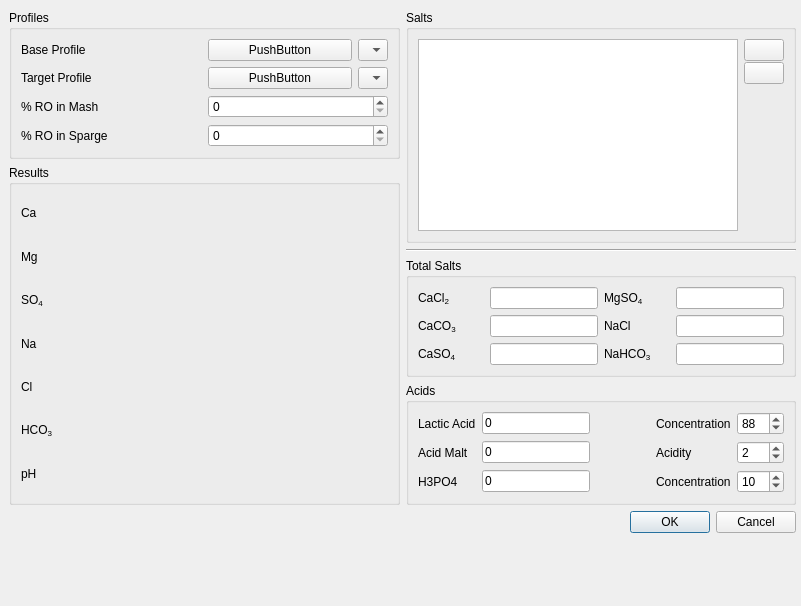
Before: the Qt Designer form ui/waterDialog.ui in Brewtarget/brewtarget, drawn with Qt 5.
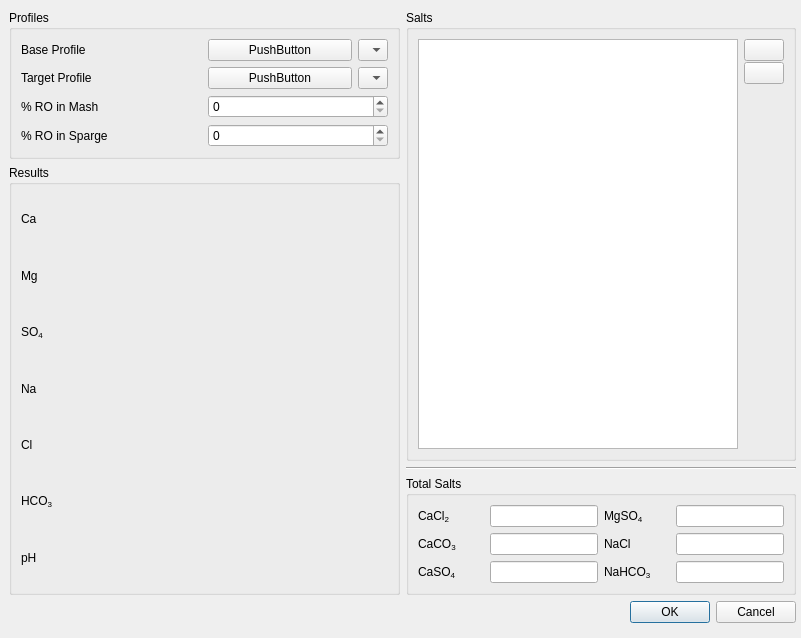
After: the same form once the commit is applied. Icons and pictures are not drawn. Custom widgets are drawn as their Qt base class.

Commit message: Salt table changes for acids

```diff
--- a/ui/waterDialog.ui
+++ b/ui/waterDialog.ui
@@ -7,7 +7,7 @@
     <x>0</x>
     <y>0</y>
     <width>801</width>
-    <height>606</height>
+    <height>638</height>
    </rect>
   </property>
   <property name="sizePolicy">
@@ -749,144 +749,7 @@
          </widget>
         </item>
         <item>
-         <layout class="QVBoxLayout" name="verticalLayout_2">
-          <item>
-           <widget class="QGroupBox" name="groupBox_lactic">
-            <property name="title">
-             <string>Acids</string>
-            </property>
-            <layout class="QGridLayout" name="gridLayout_3">
-             <item row="0" column="1">
-              <widget class="BtVolumeEdit" name="lineEdit_lacticAmount">
-               <property name="text">
-                <string>0</string>
-               </property>
-               <property name="editField" stdset="0">
-                <string>lacid_amt</string>
-               </property>
-              </widget>
-             </item>
-             <item row="0" column="3">
-              <widget class="QLabel" name="label_lacticConcentration">
-               <property name="text">
-                <string>Concentration</string>
-               </property>
-              </widget>
-             </item>
-             <item row="0" column="0">
-              <widget class="BtVolumeLabel" name="label_lacticAmount">
-               <property name="contextMenuPolicy">
-                <enum>Qt::CustomContextMenu</enum>
-               </property>
-               <property name="text">
-                <string>Lactic Acid</string>
-               </property>
-               <property name="buddy">
-                <cstring>lineEdit_lacticAmount</cstring>
-               </property>
-              </widget>
-             </item>
-             <item row="0" column="4">
-              <widget class="QSpinBox" name="spinBox_lacticConcentration">
-               <property name="maximum">
-                <number>100</number>
-               </property>
-               <property name="value">
-                <number>88</number>
-               </property>
-              </widget>
-             </item>
-             <item row="0" column="2">
-              <spacer name="horizontalSpacer">
-               <property name="orientation">
-                <enum>Qt::Horizontal</enum>
-               </property>
-               <property name="sizeHint" stdset="0">
-                <size>
-                 <width>40</width>
-                 <height>20</height>
-                </size>
-               </property>
-              </spacer>
-             </item>
-             <item row="3" column="3">
-              <widget class="QLabel" name="label_acidity">
-               <property name="text">
-                <string>Acidity</string>
-               </property>
-              </widget>
-             </item>
-             <item row="3" column="4">
-              <widget class="QSpinBox" name="spinBox_acidity">
-               <property name="maximum">
-                <number>100</number>
-               </property>
-               <property name="value">
-                <number>2</number>
-               </property>
-              </widget>
-             </item>
-             <item row="3" column="1">
-              <widget class="BtMassEdit" name="lineEdit_acidAmount">
-               <property name="text">
-                <string>0</string>
-               </property>
-               <property name="editField" stdset="0">
-                <string>malt_amt</string>
-               </property>
-              </widget>
-             </item>
-             <item row="3" column="0">
-              <widget class="BtMassLabel" name="label_acidAmount">
-               <property name="contextMenuPolicy">
-                <enum>Qt::CustomContextMenu</enum>
-               </property>
-               <property name="text">
-                <string>Acid Malt</string>
-               </property>
-              </widget>
-             </item>
-             <item row="4" column="0">
-              <widget class="BtVolumeLabel" name="label_H3PO4">
-               <property name="contextMenuPolicy">
-                <enum>Qt::CustomContextMenu</enum>
-               </property>
-               <property name="text">
-                <string>H3PO4</string>
-               </property>
-               <property name="editField" stdset="0">
-                <string>H3PO4_amt</string>
-               </property>
-              </widget>
-             </item>
-             <item row="4" column="1">
-              <widget class="BtVolumeEdit" name="lineEdit_H3PO4">
-               <property name="text">
-                <string>0</string>
-               </property>
-              </widget>
-             </item>
-             <item row="4" column="3">
-              <widget class="QLabel" name="label_2">
-               <property name="text">
-                <string>Concentration</string>
-               </property>
-              </widget>
-             </item>
-             <item row="4" column="4">
-              <widget class="QSpinBox" name="spinBox_H3PO4">
-               <property name="maximum">
-                <number>100</number>
-               </property>
-               <property name="value">
-                <number>10</number>
-               </property>
-              </widget>
-             </item>
-            </layout>
-           </widget>
-          </item>
-         </layout>
+         <layout class="QVBoxLayout" name="verticalLayout_2"/>
         </item>
        </layout>
       </item>
@@ -905,19 +768,6 @@
       </property>
      </widget>
     </item>
-    <item>
-     <spacer name="verticalSpacer">
-      <property name="orientation">
-       <enum>Qt::Vertical</enum>
-      </property>
-      <property name="sizeHint" stdset="0">
-       <size>
-        <width>20</width>
-        <height>40</height>
-       </size>
-      </property>
-     </spacer>
-    </item>
    </layout>
   </widget>
  </widget>
@@ -956,22 +806,6 @@
     <slot>popContextMenu(QPoint)</slot>
    </slots>
   </customwidget>
-  <customwidget>
-   <class>BtVolumeEdit</class>
-   <extends>QLineEdit</extends>
-   <header>BtLineEdit.h</header>
-   <slots>
-    <slot>lineChanged(Unit::unitDisplay,Unit::unitScale)</slot>
-   </slots>
-  </customwidget>
-  <customwidget>
-   <class>BtVolumeLabel</class>
-   <extends>QLabel</extends>
-   <header>BtLabel.h</header>
-   <slots>
-    <signal>labelChanged(Unit::unitDisplay,Unit::unitScale)</signal>
-   </slots>
-  </customwidget>
  </customwidgets>
  <tabstops>
   <tabstop>baseProfileButton</tabstop>
```
The commit also changes 12 other files.
